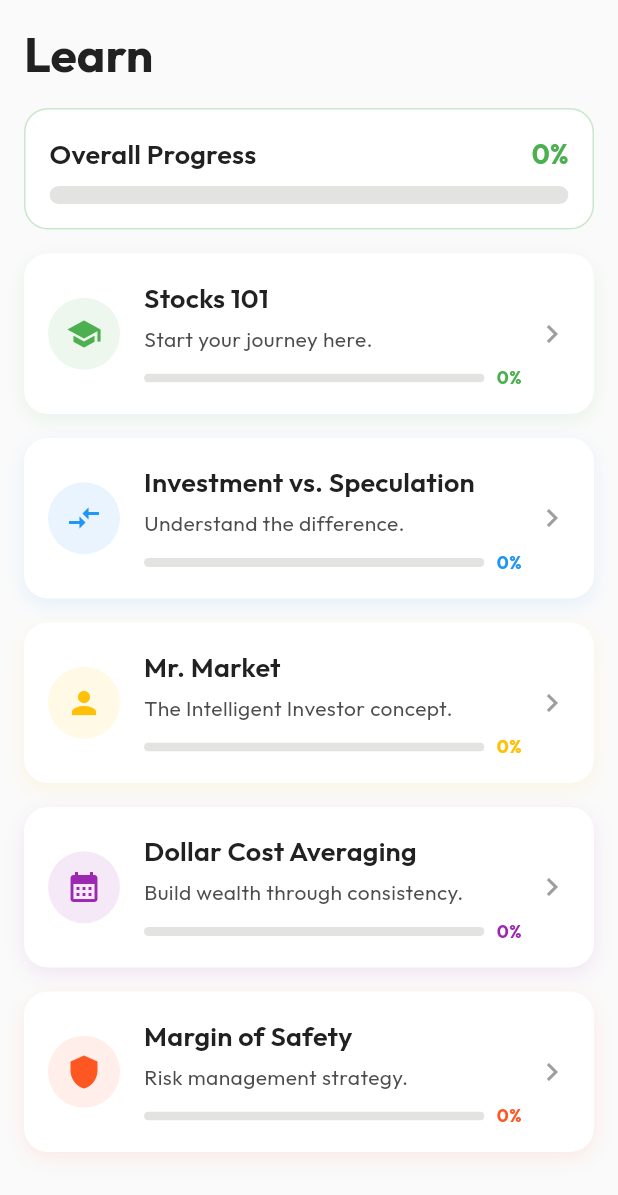
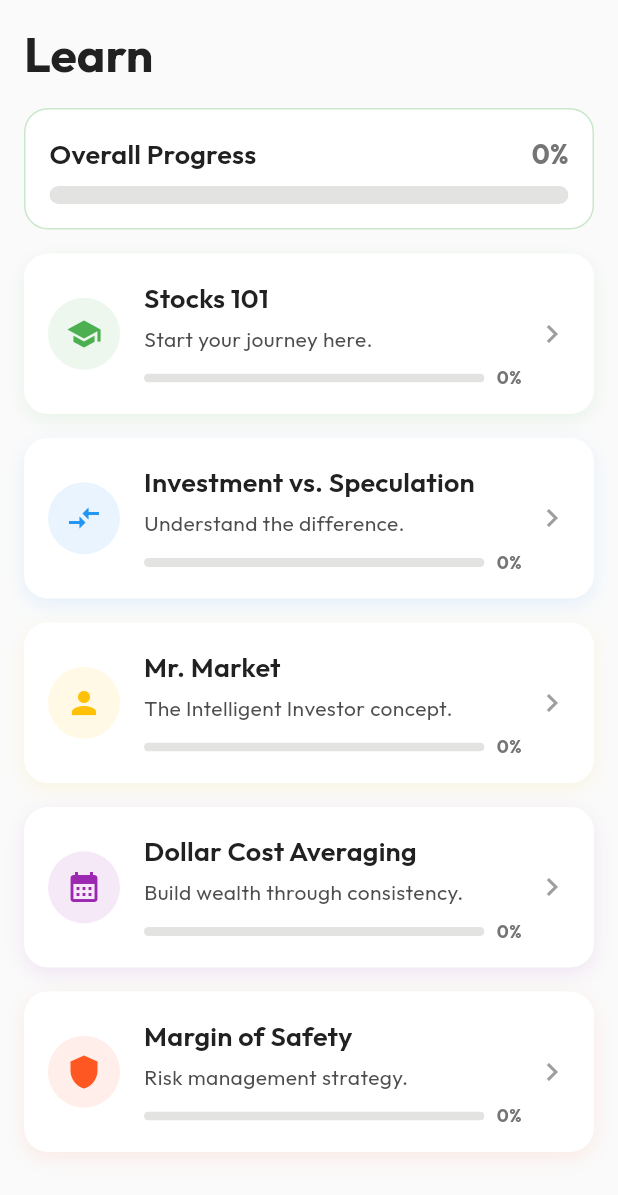
Before and after one commit to swoaib/Investr, a Flutter app: the _LearnScreenContent screen opened directly, on a phone screen of 412 x 824 dp. Shown: the top 1195 px of the screen. Run offline on Flutter 3.47's test engine with Material 3 defaults, Android fonts, the phone set to English and light mode, and no system bars; our stand-ins replace fl_chart, flutter_svg, go_router, google_fonts, shared_preferences; accounts and stored records are empty; network calls fail.

Commit message:
feat: dynamically color progress indicators based on completion status and remove unused education images.

```diff
--- a/lib/src/features/education/presentation/learn_screen.dart
+++ b/lib/src/features/education/presentation/learn_screen.dart
@@ -195,6 +195,10 @@ class _LearnScreenContent extends StatelessWidget {
   Widget build(BuildContext context) {
     final controller = context.watch<EducationController>();
     final overallProgress = controller.getOverallProgress(LearnScreen.lessons);
+    final isOverallCompleted = overallProgress >= 1.0;
+    final overallProgressColor = isOverallCompleted
+        ? AppTheme.primaryGreen
+        : AppTheme.textGrey;
 
     return Scaffold(
       body: SafeArea(
@@ -238,7 +242,7 @@ class _LearnScreenContent extends StatelessWidget {
                               '${(overallProgress * 100).toInt()}%',
                               style: Theme.of(context).textTheme.titleMedium
                                   ?.copyWith(
-                                    color: AppTheme.primaryGreen,
+                                    color: overallProgressColor,
                                     fontWeight: FontWeight.bold,
                                   ),
                             ),
@@ -253,8 +257,8 @@ class _LearnScreenContent extends StatelessWidget {
                             backgroundColor: Theme.of(
                               context,
                             ).dividerColor.withValues(alpha: 0.2),
-                            valueColor: const AlwaysStoppedAnimation(
-                              AppTheme.primaryGreen,
+                            valueColor: AlwaysStoppedAnimation(
+                              overallProgressColor,
                             ),
                           ),
                         ),
@@ -295,6 +299,11 @@ class _LessonCard extends StatelessWidget {
     final progress = context.select<EducationController, double>(
       (controller) => controller.getProgress(lesson.id, lesson.pages.length),
     );
+
+    final isCompleted = progress >= 1.0;
+    final progressColor = isCompleted
+        ? AppTheme.primaryGreen
+        : AppTheme.textGrey;
 
     return GestureDetector(
       onTap: () {
@@ -357,7 +366,7 @@ class _LessonCard extends StatelessWidget {
                             backgroundColor: Theme.of(
                               context,
                             ).dividerColor.withValues(alpha: 0.2),
-                            valueColor: AlwaysStoppedAnimation(lesson.color),
+                            valueColor: AlwaysStoppedAnimation(progressColor),
                             minHeight: 6,
                           ),
                         ),
@@ -366,7 +375,7 @@ class _LessonCard extends StatelessWidget {
                       Text(
                         '${(progress * 100).toInt()}%',
                         style: Theme.of(context).textTheme.bodySmall?.copyWith(
-                          color: lesson.color,
+                          color: progressColor,
                           fontWeight: FontWeight.bold,
                         ),
                       ),
```
Also changed, not shown: assets/images/education/investing_growth.png (deleted), assets/images/education/investment_analysis.png (deleted), assets/images/education/stock_market.png (deleted).
